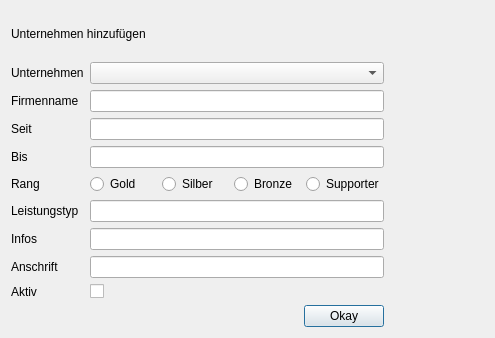
Before: the Qt Designer form company.ui in green-lion-racing/glr-database, drawn with Qt 5.
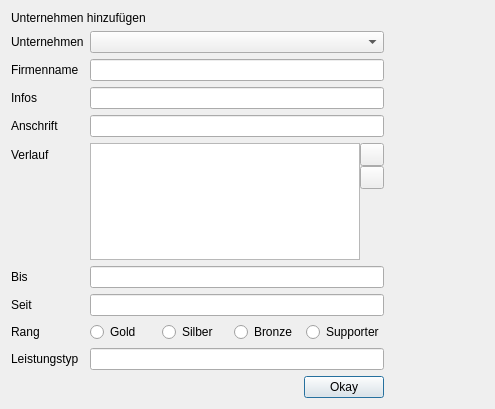
After: the same form once the commit is applied. Icons and pictures are not drawn.

```diff
--- a/company.ui
+++ b/company.ui
@@ -7,14 +7,12 @@
     <x>0</x>
     <y>0</y>
     <width>495</width>
-    <height>338</height>
+    <height>409</height>
    </rect>
   </property>
   <property name="windowTitle">
    <string>Dialog</string>
   </property>
-  <layout class="QVBoxLayout" name="verticalLayout_3">
-   <item>
     <layout class="QVBoxLayout" name="verticalLayout">
      <item>
       <widget class="QLabel" name="l_dialogTitle">
@@ -53,33 +51,118 @@
         <widget class="QLineEdit" name="le_name"/>
        </item>
        <item row="2" column="0">
-        <widget class="QLabel" name="label_3">
+      <widget class="QLabel" name="label_6">
          <property name="text">
-          <string>Seit</string>
+        <string>Infos</string>
          </property>
         </widget>
        </item>
        <item row="2" column="1">
-        <widget class="QLineEdit" name="le_since"/>
+      <widget class="QLineEdit" name="le_info"/>
        </item>
        <item row="3" column="0">
+      <widget class="QLabel" name="label_2">
+       <property name="text">
+        <string>Anschrift</string>
+       </property>
+      </widget>
+     </item>
+     <item row="3" column="1">
+      <widget class="QLineEdit" name="le_address"/>
+     </item>
+     <item row="4" column="0">
+      <widget class="QLabel" name="label_12">
+       <property name="text">
+        <string>Verlauf</string>
+       </property>
+      </widget>
+     </item>
+     <item row="4" column="1">
+      <layout class="QHBoxLayout" name="horizontalLayout_2">
+       <property name="spacing">
+        <number>0</number>
+       </property>
+       <item>
+        <widget class="QTableWidget" name="tw_changes"/>
+       </item>
+       <item>
+        <layout class="QVBoxLayout" name="verticalLayout_3">
+         <property name="spacing">
+          <number>0</number>
+         </property>
+         <property name="topMargin">
+          <number>0</number>
+         </property>
+         <property name="rightMargin">
+          <number>0</number>
+         </property>
+         <item>
+          <widget class="QToolButton" name="tb_add">
+           <property name="text">
+            <string/>
+           </property>
+           <property name="icon">
+            <iconset resource="resources.qrc">
+             <normaloff>:/img/icon_add.png</normaloff>:/img/icon_add.png</iconset>
+           </property>
+          </widget>
+         </item>
+         <item>
+          <widget class="QToolButton" name="tb_remove">
+           <property name="text">
+            <string/>
+           </property>
+           <property name="icon">
+            <iconset resource="resources.qrc">
+             <normaloff>:/img/icon_remove.png</normaloff>:/img/icon_remove.png</iconset>
+           </property>
+          </widget>
+         </item>
+         <item>
+          <spacer name="verticalSpacer">
+           <property name="orientation">
+            <enum>Qt::Vertical</enum>
+           </property>
+           <property name="sizeHint" stdset="0">
+            <size>
+             <width>20</width>
+             <height>40</height>
+            </size>
+           </property>
+          </spacer>
+         </item>
+        </layout>
+       </item>
+      </layout>
+     </item>
+     <item row="5" column="0">
         <widget class="QLabel" name="label_4">
          <property name="text">
           <string>Bis</string>
          </property>
         </widget>
        </item>
-       <item row="3" column="1">
+     <item row="5" column="1">
+      <widget class="QLineEdit" name="le_since"/>
+     </item>
+     <item row="6" column="0">
+      <widget class="QLabel" name="label_3">
+       <property name="text">
+        <string>Seit</string>
+       </property>
+      </widget>
+     </item>
+     <item row="6" column="1">
         <widget class="QLineEdit" name="le_until"/>
        </item>
-       <item row="4" column="0">
+     <item row="7" column="0">
         <widget class="QLabel" name="label_13">
          <property name="text">
           <string>Rang</string>
          </property>
         </widget>
        </item>
-       <item row="4" column="1">
+     <item row="7" column="1">
         <layout class="QHBoxLayout" name="horizontalLayout_3">
          <item>
           <widget class="QRadioButton" name="rb_gold">
@@ -123,49 +206,15 @@
          </item>
         </layout>
        </item>
-       <item row="5" column="0">
+     <item row="8" column="0">
         <widget class="QLabel" name="label_5">
          <property name="text">
           <string>Leistungstyp</string>
          </property>
         </widget>
        </item>
-       <item row="5" column="1">
-        <widget class="QLineEdit" name="le_typ"/>
-       </item>
-       <item row="6" column="0">
-        <widget class="QLabel" name="label_6">
-         <property name="text">
-          <string>Infos</string>
-         </property>
-        </widget>
-       </item>
-       <item row="6" column="1">
-        <widget class="QLineEdit" name="le_info"/>
-       </item>
-       <item row="7" column="0">
-        <widget class="QLabel" name="label_2">
-         <property name="text">
-          <string>Anschrift</string>
-         </property>
-        </widget>
-       </item>
-       <item row="7" column="1">
-        <widget class="QLineEdit" name="le_address"/>
-       </item>
-       <item row="8" column="0">
-        <widget class="QLabel" name="label_12">
-         <property name="text">
-          <string>Aktiv</string>
-         </property>
-        </widget>
-       </item>
        <item row="8" column="1">
-        <widget class="QCheckBox" name="cb_active">
-         <property name="text">
-          <string/>
-         </property>
-        </widget>
+      <widget class="QLineEdit" name="le_typ"/>
        </item>
        <item row="9" column="1">
         <layout class="QHBoxLayout" name="horizontalLayout">
@@ -194,8 +243,6 @@
       </layout>
      </item>
     </layout>
-   </item>
-  </layout>
  </widget>
  <tabstops>
   <tabstop>cb_company</tabstop>
```
Left out of the diff: 12 changed lines with no effect on the pictures. Lines whose indentation alone changed are shown as unchanged.
